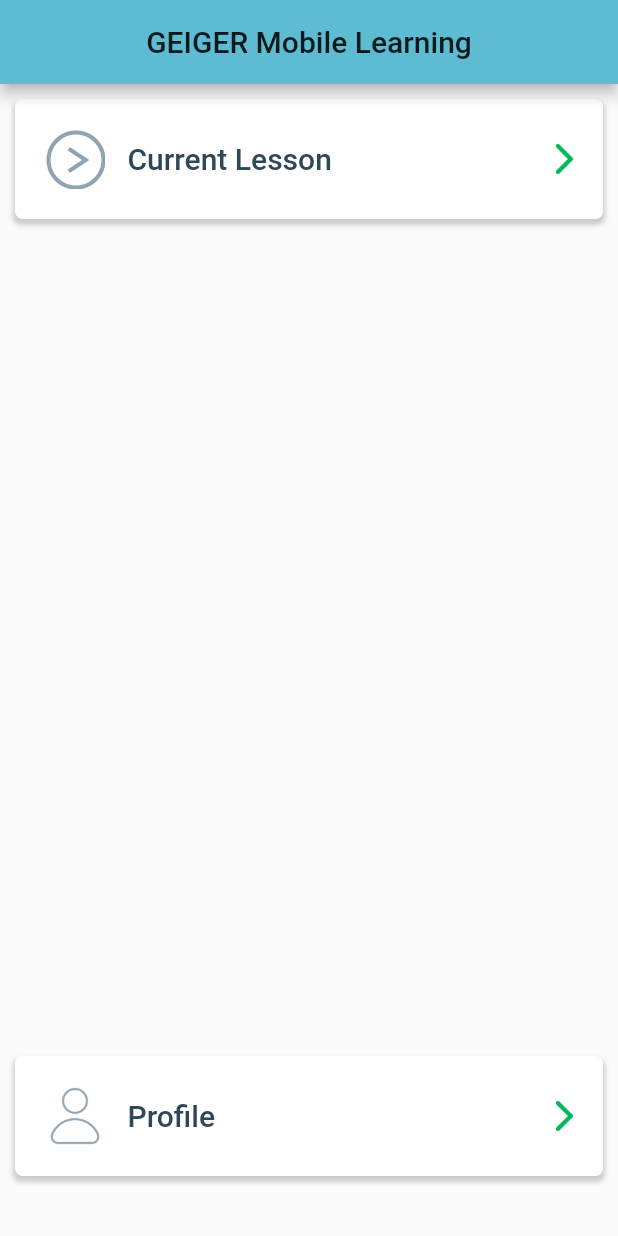
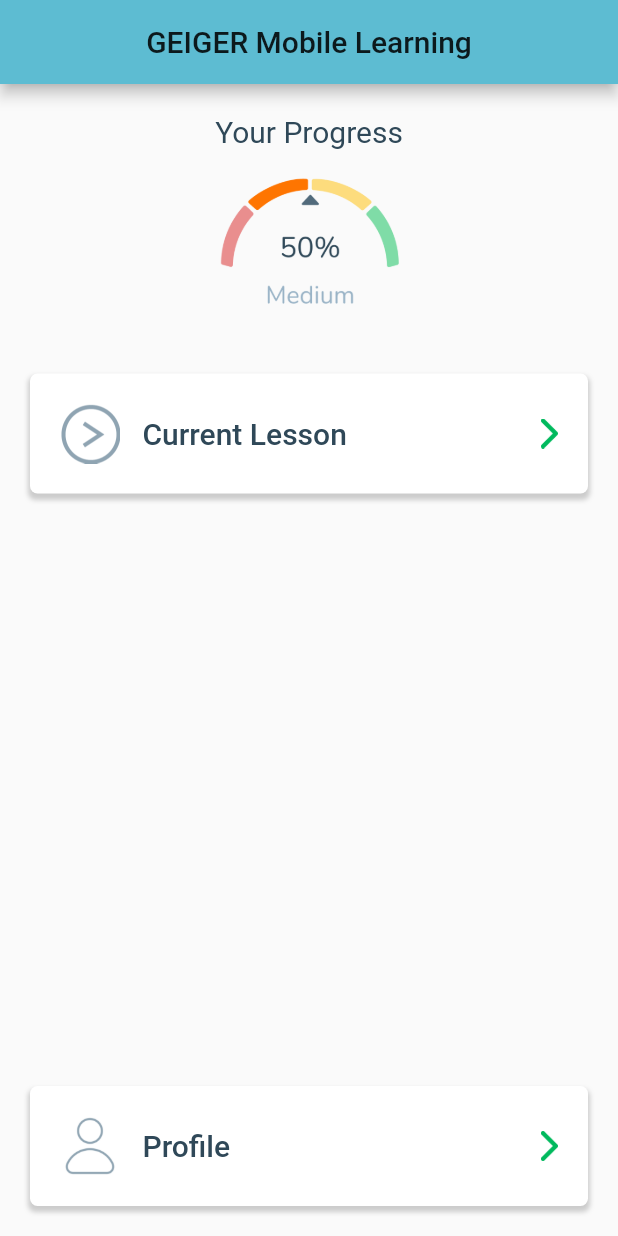
Before and after one commit to tl94/geiger_edu, a Flutter app: the screen it shows after launch, on a phone screen of 412 x 824 dp. Run offline on Flutter 3.47's test engine with Material 2 defaults, Android fonts, the light colour scheme and no system bars; missing offline and left inert: webview_flutter_plus; Roboto replaces fonts that are missing (Fontin).

Commit message:
added progress placeholder, minor style changes

```diff
--- a/lib/globals.dart
+++ b/lib/globals.dart
@@ -2,6 +2,7 @@
 library geiger_edu.globals;
 
 import 'package:flutter/cupertino.dart';
+final txtColor = const Color(0xff2f4858);
 
 bool appRunning = false;
 bool isOnline = false;
--- a/lib/screens/home_screen.dart
+++ b/lib/screens/home_screen.dart
@@ -4,6 +4,7 @@
 import 'package:geiger_edu/widgets/NavigationContainer.dart';
 
 import 'lesson_screen.dart';
+import 'package:geiger_edu/globals.dart';
 
 class HomeScreen extends StatelessWidget {
   static const routeName = '/homescreen';
@@ -20,12 +21,13 @@
         backgroundColor: bckColor,
       ),
       body: Container(
-        margin: EdgeInsets.fromLTRB(0.0, 0.0, 0.0, 30),
+        margin: EdgeInsets.fromLTRB(20, 20, 20, 20),
         child: Column(
           mainAxisAlignment: MainAxisAlignment.center,
           crossAxisAlignment: CrossAxisAlignment.stretch,
           children: <Widget>[
-            //simple navigation
+            Align(alignment: Alignment.center,child: Text("Your Progress", style: TextStyle(fontSize: 20, color: txtColor)) ),
+            Image.asset("assets/img/progress_placeholder.png", height: 150, key: UniqueKey(), ),
             Container(
               child: NavigationContainer(
                 imagePath: "assets/img/continue_lesson.png",
--- a/lib/widgets/LabeledTextField.dart
+++ b/lib/widgets/LabeledTextField.dart
@@ -21,7 +21,7 @@
           children: <Widget>[
             Image.asset(widget.icon, height: 30, key: UniqueKey(), ),
             SizedBox(width: 10),
-            Text(widget.label, style: TextStyle(fontSize: 20),),
+            Text(widget.label, style: TextStyle(fontSize: 20)),
             SizedBox(width: 60),
             new Flexible(child: SizedBox( width: 200, child: TextField(
                 controller: new TextEditingController(text: widget.text),
--- a/lib/widgets/NavigationContainer.dart
+++ b/lib/widgets/NavigationContainer.dart
@@ -1,4 +1,5 @@
 import 'package:flutter/material.dart';
+import 'package:geiger_edu/globals.dart';
 
 class NavigationContainer extends StatefulWidget{
 
@@ -14,12 +15,10 @@
 
 class _NavigationContainerState extends State<NavigationContainer>{
 
-  final txtColor = const Color(0xff2f4858);
-
   @override
   Widget build(BuildContext context){
     return Container(
-      height: 100,
+      height: 80,
       child: new GestureDetector(
         onTap: () {
           Navigator.pushNamed(context, widget.passedRoute, arguments: {'title': widget.text},
@@ -28,7 +27,7 @@
 
         child:Container(
           padding: EdgeInsets.all(20.0),
-          margin: EdgeInsets.all(10.0),
+          //margin: EdgeInsets.all(10.0),
           decoration: BoxDecoration(
               color: Colors.white,
               borderRadius: BorderRadius.circular(5.0),
```
Also changed, not shown: assets/img/progress_placeholder.png (added).
